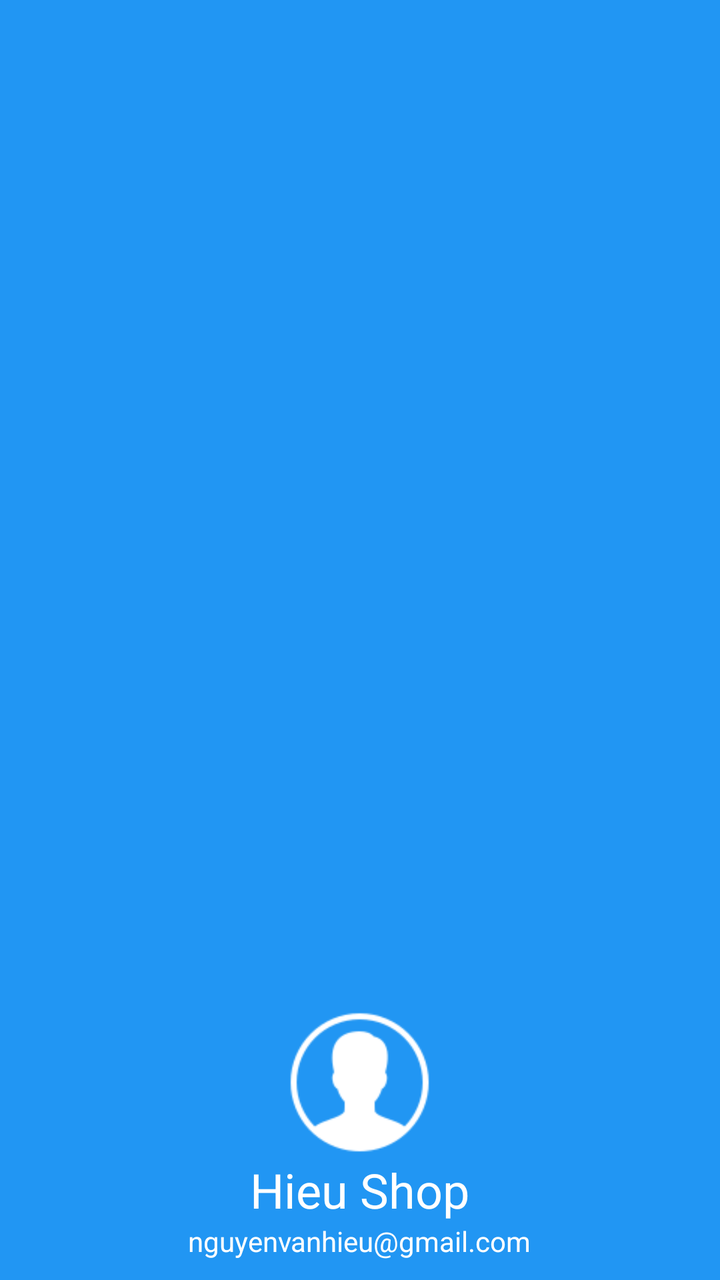
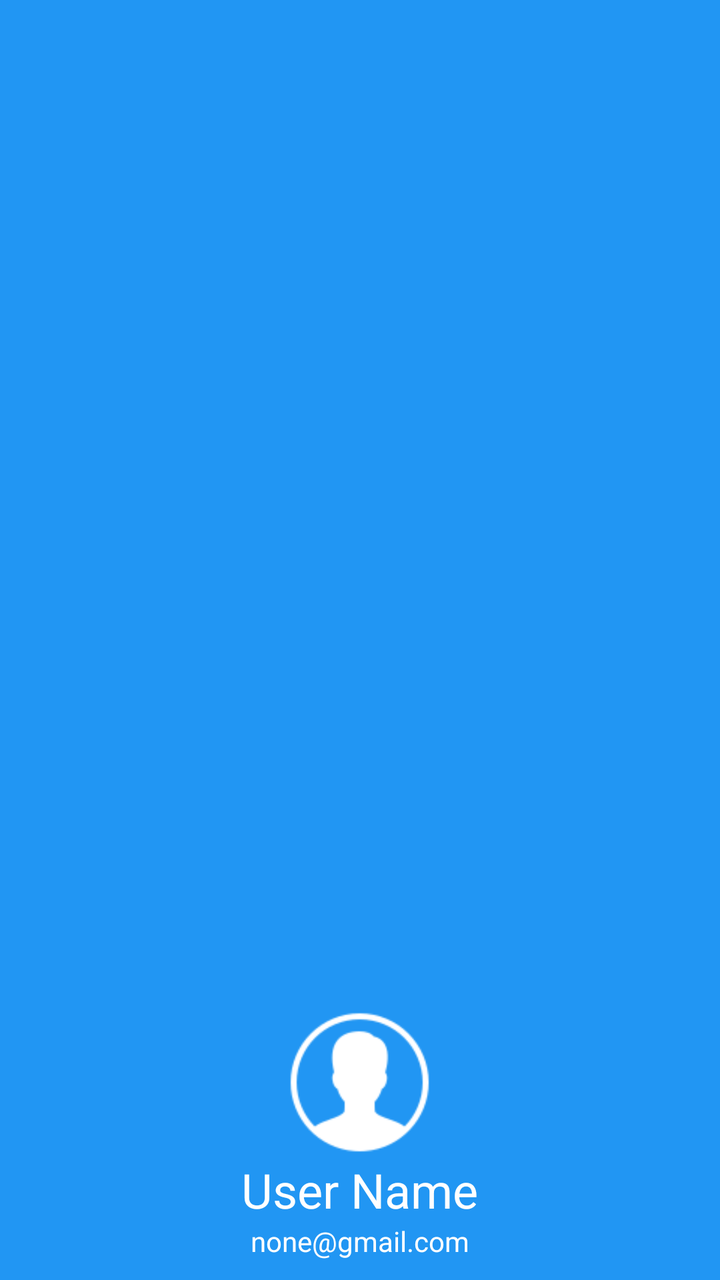

An Android layout rendered at two revisions. The XML below is the earlier revision; the diff shows what the commit changed to produce the second picture.
<!-- AndroidManifest.xml: application theme Theme.BasicMobileProgramingProject -->
<!-- res/layout/navigation_left_header.xml -->
<?xml version="1.0" encoding="utf-8"?>
<LinearLayout xmlns:android="http://schemas.android.com/apk/res/android"
    android:layout_width="match_parent"
    android:layout_height="180dp"
    android:background="@color/blue"
    android:gravity="bottom"
    android:orientation="vertical"
    android:padding="10dp">

    <ImageView
        android:id="@+id/imageViewUserImage"
        android:layout_width="75dp"
        android:layout_height="75dp"
        android:layout_gravity="center"
        android:src="@drawable/icon_user_white" />

    <TextView
        android:id="@+id/textViewUserName"
        android:layout_width="wrap_content"
        android:layout_height="wrap_content"
        android:layout_gravity="center"
        android:text="Hieu Shop"
        android:textColor="@color/white"
        android:textSize="24sp" />

    <TextView
        android:id="@+id/textViewEmail"
        android:layout_width="wrap_content"
        android:layout_height="wrap_content"
        android:layout_gravity="center"
        android:text="nguyenvanhieu@gmail.com"
        android:textColor="@color/white"
        android:textSize="14sp" />

</LinearLayout>
<!-- resources referenced by this layout -->
<resources>
  <color name="blue">#2196F3</color>
  <color name="white">#FFFFFFFF</color>
  <!-- drawable icon_user_white: png bitmap (drawable, 2320 bytes) -->
  <style name="Theme.BasicMobileProgramingProject" parent="Base.Theme.BasicMobileProgramingProject" />
  <style name="Base.Theme.BasicMobileProgramingProject" parent="Theme.Material3.DayNight.NoActionBar">
          
          
      </style>
</resources>

<!-- the commit's change to res/layout/navigation_left_header.xml (unified diff, before → after) -->
@@ -19,7 +19,7 @@
         android:layout_width="wrap_content"
         android:layout_height="wrap_content"
         android:layout_gravity="center"
-        android:text="Hieu Shop"
+        android:text="User Name"
         android:textColor="@color/white"
         android:textSize="24sp" />
 
@@ -28,7 +28,7 @@
         android:layout_width="wrap_content"
         android:layout_height="wrap_content"
         android:layout_gravity="center"
-        android:text="nguyenvanhieu@gmail.com"
+        android:text="none@gmail.com"
         android:textColor="@color/white"
         android:textSize="14sp" />
 
